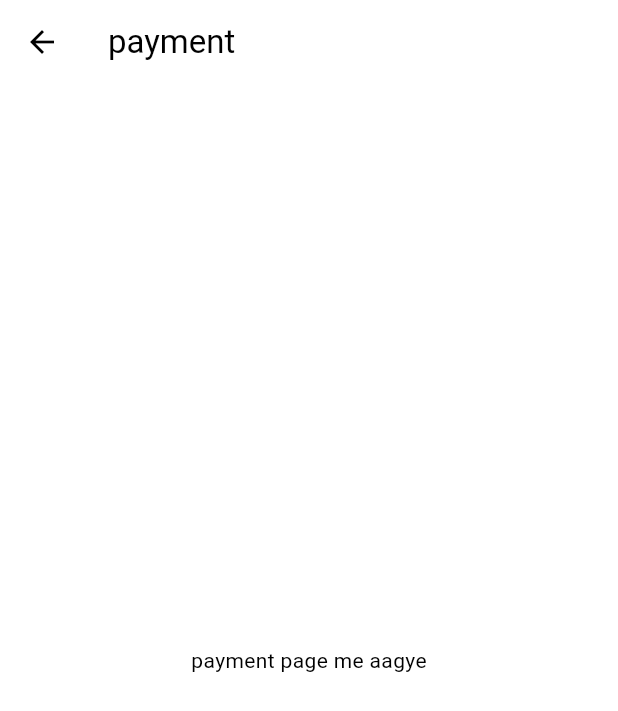
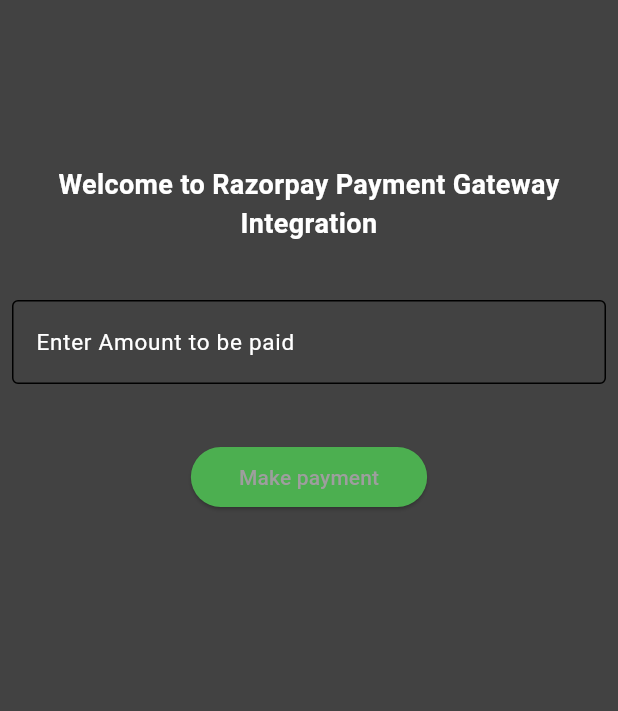
Before and after one commit to amanSin1/Canteen_app, a Flutter app: the AddressPage screen opened directly, after a tap on "Save Address", on a phone screen of 412 x 824 dp. Shown: the top 711 px of the screen. Run offline on Flutter 3.47's test engine with Material 3 defaults, Android fonts, the phone set to English and light mode, and no system bars; our stand-ins replace cloud_firestore, firebase_auth, firebase_core, fluttertoast, get; missing offline and left inert: razorpay_flutter; accounts and stored records are empty.

```diff
--- /dev/null
+++ b/lib/model/razorpay_payment.dart
@@ -0,0 +1,137 @@
+import 'package:flutter/material.dart';
+import 'package:fluttertoast/fluttertoast.dart';
+import 'package:razorpay_flutter/razorpay_flutter.dart';
+
+class RazorPayPage extends StatefulWidget {
+  const RazorPayPage({super.key});
+
+  @override
+  State<RazorPayPage> createState() => _RazorPayPageState();
+}
+
+class _RazorPayPageState extends State<RazorPayPage> {
+  late Razorpay _razorpay;
+  TextEditingController amtController = TextEditingController();
+
+  void openCheckout(int amount) async {
+    amount = amount * 100; // Convert to smallest unit of currency (e.g., paise)
+    var options = {
+      'key': 'rzp_test_1DP5mmOLF5G5ag',
+      'amount': amount,
+      'name': 'Geeks for Geek',
+      'prefill': {'contact': '1234567890', 'email': 'test@gmail.com'},
+      'external': {
+        'wallets': ['paytm']
+      }
+    };
+    try {
+      _razorpay.open(options);
+    } catch (e) {
+      debugPrint('Error: $e');
+    }
+  }
+
+  void handlePaymentSuccess(PaymentSuccessResponse response) {
+    Fluttertoast.showToast(
+      msg: "Payment Successful: ${response.paymentId!}",
+      toastLength: Toast.LENGTH_SHORT,
+    );
+  }
+
+  void handlePaymentError(PaymentFailureResponse response) {
+    Fluttertoast.showToast(
+      msg: "Payment Failed: ${response.message!}",
+      toastLength: Toast.LENGTH_SHORT,
+    );
+  }
+
+  void handleExternalWallet(ExternalWalletResponse response) {
+    Fluttertoast.showToast(
+      msg: "External Wallet: ${response.walletName!}",
+      toastLength: Toast.LENGTH_SHORT,
+    );
+  }
+
+  @override
+  void dispose() {
+    super.dispose();
+    _razorpay.clear();
+  }
+
+  @override
+  void initState() {
+    super.initState();
+    _razorpay = Razorpay();
+    _razorpay.on(Razorpay.EVENT_PAYMENT_SUCCESS, handlePaymentSuccess);
+    _razorpay.on(Razorpay.EVENT_PAYMENT_ERROR, handlePaymentError);
+    _razorpay.on(Razorpay.EVENT_EXTERNAL_WALLET, handleExternalWallet);
+  }
+
+  @override
+  Widget build(BuildContext context) {
+    return Scaffold(
+      backgroundColor: Colors.grey[800],
+      body: SingleChildScrollView(
+        child: Column(
+          children: [
+            const SizedBox(height: 100),
+
+            const SizedBox(height: 10),
+            const Text(
+              'Welcome to Razorpay Payment Gateway Integration',
+              style: TextStyle(
+                color: Colors.white,
+                fontWeight: FontWeight.bold,
+                fontSize: 18,
+              ),
+              textAlign: TextAlign.center,
+            ),
+            const SizedBox(height: 30),
+            Padding(
+              padding: const EdgeInsets.all(8.0),
+              child: TextFormField(
+                cursorColor: Colors.white,
+                autofocus: false,
+                style: const TextStyle(color: Colors.white),
+                decoration: const InputDecoration(
+                  labelText: 'Enter Amount to be paid',
+                  labelStyle: TextStyle(fontSize: 15, color: Colors.white),
+                  border: OutlineInputBorder(
+                    borderSide: BorderSide(
+                      color: Colors.white,
+                      width: 1.0,
+                    ),
+                  ),
+                  errorStyle: TextStyle(color: Colors.redAccent, fontSize: 15),
+                ),
+                controller: amtController,
+                validator: (value) {
+                  if (value == null || value.isEmpty) {
+                    return 'Please enter amount to be paid';
+                  }
+                  return null;
+                },
+              ),
+            ),
+            const SizedBox(height: 30),
+            ElevatedButton(
+              onPressed: () {
+                if (amtController.text.isNotEmpty) {
+                  setState(() {
+                    int amount = int.parse(amtController.text);
+                    openCheckout(amount);
+                  });
+                }
+              },
+              child: const Padding(
+                padding: EdgeInsets.all(8.0),
+                child: Text("Make payment"),
+              ),
+              style: ElevatedButton.styleFrom(backgroundColor: Colors.green),
+            ),
+          ],
+        ),
+      ),
+    );
+  }
+}
--- a/lib/pages/address_page.dart
+++ b/lib/pages/address_page.dart
@@ -1,6 +1,7 @@
 import 'package:canteen_app/pages/payment_page.dart';
 import 'package:cloud_firestore/cloud_firestore.dart';
 import 'package:flutter/material.dart';
+import '../model/razorpay_payment.dart';
 import 'address_page_textfield.dart';
 
 class AddressPage extends StatefulWidget {
@@ -49,7 +50,7 @@ class _AddressPageState extends State<AddressPage> {
 
       // Optionally, show a success message or navigate to another page
       print('Address saved successfully!');
-      Navigator.push(context, MaterialPageRoute(builder: (context) => PaymentPage()));
+      Navigator.push(context, MaterialPageRoute(builder: (context) => RazorPayPage()));
     } catch (e) {
       // Handle any errors that occur
       print('Failed to save address: $e');
--- a/pubspec.yaml
+++ b/pubspec.yaml
@@ -41,6 +41,9 @@ dependencies:
   get: ^4.6.6
   provider: ^6.1.2
   flutter_staggered_grid_view: ^0.7.0
+  fluttertoast: ^8.2.6
+  razorpay_flutter: ^1.3.7
+  http: ^1.2.2
 
 dev_dependencies:
   flutter_test:
```
Also changed, not shown: lib/pages/payment_page.dart (+14 -3 lines), pubspec.lock, 1 other file.
